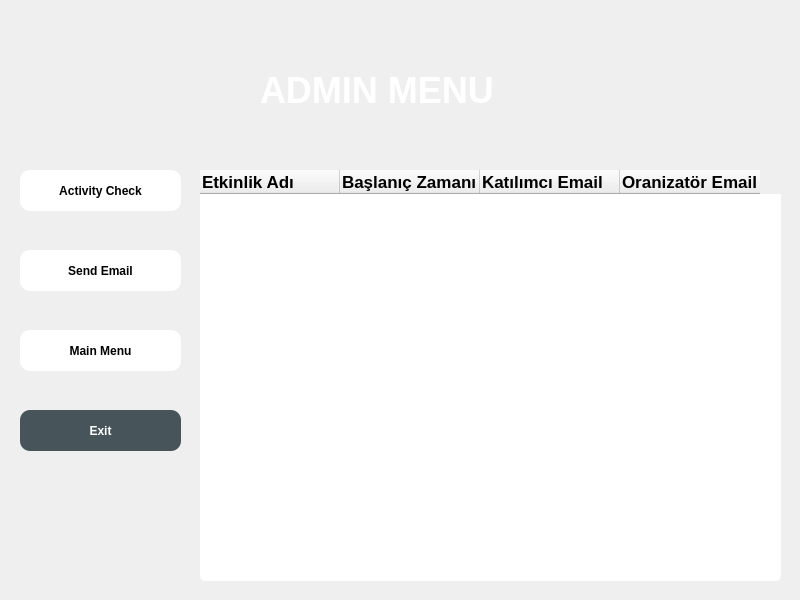
Above: admin_control_menu.ui from yhtyyar94/Python-Module-Week7 before the change. Below: the same form after it.
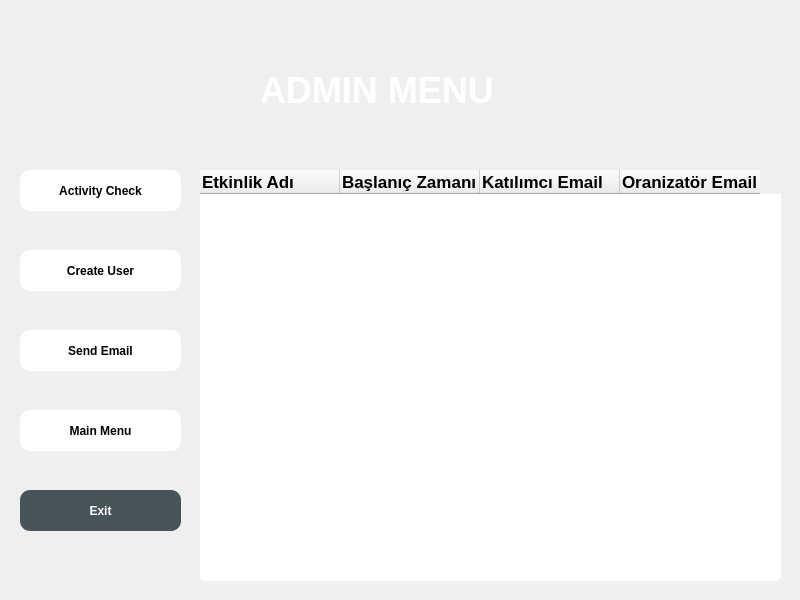
That is the form after the change. Icons and pictures are not drawn.

Commit message: add send email and create user functions to admin control menu

```diff
--- a/admin_control_menu.ui
+++ b/admin_control_menu.ui
@@ -68,7 +68,7 @@
     <property name="geometry">
      <rect>
       <x>20</x>
-      <y>410</y>
+      <y>490</y>
       <width>161</width>
       <height>41</height>
      </rect>
@@ -197,7 +197,7 @@
     <property name="geometry">
      <rect>
       <x>20</x>
-      <y>250</y>
+      <y>330</y>
       <width>161</width>
       <height>41</height>
      </rect>
@@ -224,7 +224,7 @@
     <property name="geometry">
      <rect>
       <x>20</x>
-      <y>330</y>
+      <y>410</y>
       <width>161</width>
       <height>41</height>
      </rect>
@@ -247,6 +247,33 @@
      <string>Main Menu</string>
     </property>
    </widget>
+   <widget class="QPushButton" name="create_user">
+    <property name="geometry">
+     <rect>
+      <x>20</x>
+      <y>250</y>
+      <width>161</width>
+      <height>41</height>
+     </rect>
+    </property>
+    <property name="styleSheet">
+     <string notr="true">QPushButton{
+color:black;
+background:white;
+border-radius:10px;
+font-weight:bold;
+}
+QPushButton::hover{
+color:white;
+background:#47545a;
+border-radius:10px;
+font-weight:bold
+}</string>
+    </property>
+    <property name="text">
+     <string>Create User</string>
+    </property>
+   </widget>
   </widget>
  </widget>
  <resources>
```
Left out of the diff: 14 changed lines with no effect on the pictures. The commit also changes 12 other files.
